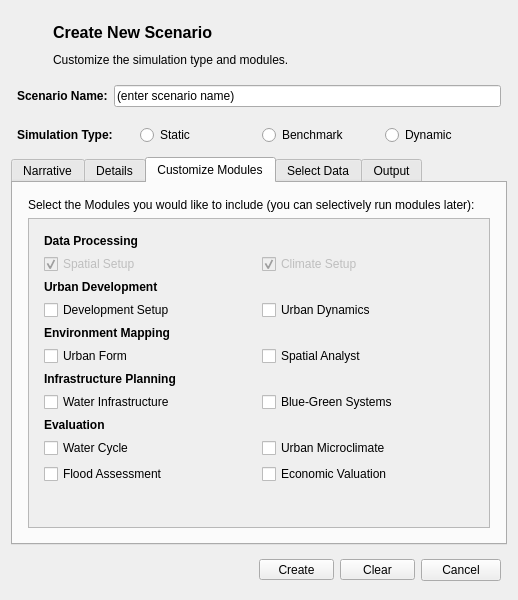
Above: gui/newscenario.ui from petermbach/urbanbeats-pss before the change. Below: the same form after it.
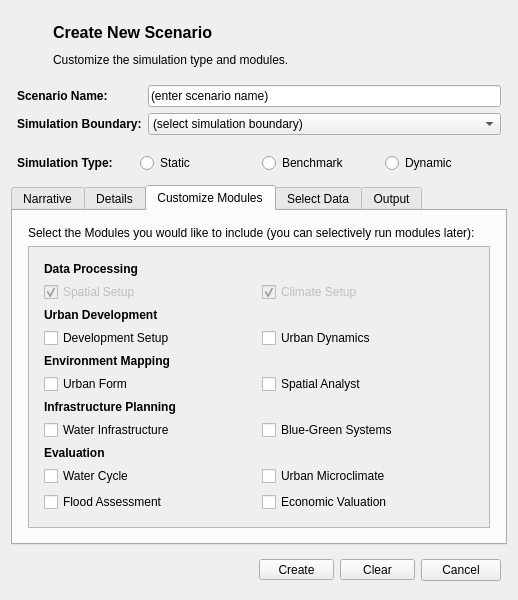
That is the form after the change. The open tabs and pages were chosen to show the change. Icons and pictures are not drawn.

Commit message: Updated GUIs for the boundary agnostic feature

```diff
--- a/gui/newscenario.ui
+++ b/gui/newscenario.ui
@@ -87,10 +87,7 @@
    </item>
    <item>
     <widget class="QWidget" name="name_widget" native="true">
-     <layout class="QHBoxLayout" name="horizontalLayout">
-      <property name="spacing">
-       <number>6</number>
-      </property>
+     <layout class="QGridLayout" name="gridLayout_8">
       <property name="leftMargin">
        <number>6</number>
       </property>
@@ -103,17 +100,7 @@
       <property name="bottomMargin">
        <number>6</number>
       </property>
-      <item>
-       <widget class="QLabel" name="name_lbl">
-        <property name="whatsThis">
-         <string>Rainfall time series, obtain data from weather station or climate authority of your city. Time series should be in rainfall depth and have units millimetres.</string>
-        </property>
-        <property name="text">
-         <string>&lt;html&gt;&lt;head/&gt;&lt;body&gt;&lt;p&gt;&lt;span style=&quot; font-weight:600;&quot;&gt;Scenario Name:&lt;/span&gt;&lt;/p&gt;&lt;/body&gt;&lt;/html&gt;</string>
-        </property>
-       </widget>
-      </item>
-      <item>
+      <item row="0" column="1">
        <widget class="QLineEdit" name="name_box">
         <property name="enabled">
          <bool>true</bool>
@@ -126,6 +113,35 @@
         </property>
        </widget>
       </item>
+      <item row="0" column="0">
+       <widget class="QLabel" name="name_lbl">
+        <property name="whatsThis">
+         <string>Rainfall time series, obtain data from weather station or climate authority of your city. Time series should be in rainfall depth and have units millimetres.</string>
+        </property>
+        <property name="text">
+         <string>&lt;html&gt;&lt;head/&gt;&lt;body&gt;&lt;p&gt;&lt;span style=&quot; font-weight:600;&quot;&gt;Scenario Name:&lt;/span&gt;&lt;/p&gt;&lt;/body&gt;&lt;/html&gt;</string>
+        </property>
+       </widget>
+      </item>
+      <item row="1" column="0">
+       <widget class="QLabel" name="boundary_lbl">
+        <property name="whatsThis">
+         <string>Rainfall time series, obtain data from weather station or climate authority of your city. Time series should be in rainfall depth and have units millimetres.</string>
+        </property>
+        <property name="text">
+         <string>&lt;html&gt;&lt;head/&gt;&lt;body&gt;&lt;p&gt;&lt;span style=&quot; font-weight:600;&quot;&gt;Simulation Boundary:&lt;/span&gt;&lt;/p&gt;&lt;/body&gt;&lt;/html&gt;</string>
+        </property>
+       </widget>
+      </item>
+      <item row="1" column="1">
+       <widget class="QComboBox" name="boundary_combo">
+        <item>
+         <property name="text">
+          <string>(select simulation boundary)</string>
+         </property>
+        </item>
+       </widget>
+      </item>
      </layout>
     </widget>
    </item>
@@ -535,7 +551,7 @@
               <x>0</x>
               <y>0</y>
               <width>462</width>
-              <height>315</height>
+              <height>289</height>
              </rect>
             </property>
             <layout class="QGridLayout" name="gridLayout_4">
```
Left out of the diff: 2 changed lines with no effect on the pictures. The commit also changes 7 other files.
